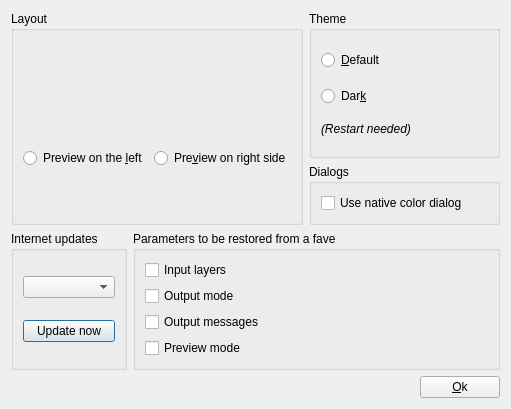
This is ui/dialogsettings.ui in c-koi/gmic-qt as Qt 5 draws it before an edit. The edited form follows.
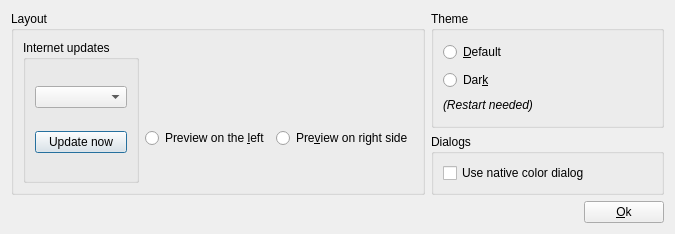
This is the edited form. Icons and pictures are not drawn. Custom widgets are drawn as their Qt base class.

Commit message: Make each filter input/output/preview/messages settings persistent

The edit to the form file:
```diff
--- a/ui/dialogsettings.ui
+++ b/ui/dialogsettings.ui
@@ -6,8 +6,8 @@
    <rect>
     <x>0</x>
     <y>0</y>
-    <width>511</width>
-    <height>409</height>
+    <width>675</width>
+    <height>234</height>
    </rect>
   </property>
   <property name="windowTitle">
@@ -22,6 +22,25 @@
         <string>Layout</string>
        </property>
        <layout class="QHBoxLayout" name="horizontalLayout_3">
+        <item>
+         <widget class="QGroupBox" name="groupBox">
+          <property name="title">
+           <string>Internet updates</string>
+          </property>
+          <layout class="QVBoxLayout" name="verticalLayout_2">
+           <item>
+            <widget class="QComboBox" name="cbUpdatePeriodicity"/>
+           </item>
+           <item>
+            <widget class="QPushButton" name="pbUpdate">
+             <property name="text">
+              <string>Update now</string>
+             </property>
+            </widget>
+           </item>
+          </layout>
+         </widget>
+        </item>
         <item>
          <layout class="QVBoxLayout" name="verticalLayout">
           <item>
@@ -143,66 +162,6 @@
      </item>
     </layout>
    </item>
-   <item>
-    <layout class="QHBoxLayout" name="horizontalLayout_4" stretch="0,1">
-     <item>
-      <widget class="QGroupBox" name="groupBox">
-       <property name="title">
-        <string>Internet updates</string>
-       </property>
-       <layout class="QVBoxLayout" name="verticalLayout_2">
-        <item>
-         <widget class="QComboBox" name="cbUpdatePeriodicity"/>
-        </item>
-        <item>
-         <widget class="QPushButton" name="pbUpdate">
-          <property name="text">
-           <string>Update now</string>
-          </property>
-         </widget>
-        </item>
-       </layout>
-      </widget>
-     </item>
-     <item>
-      <widget class="QGroupBox" name="groupBox_5">
-       <property name="title">
-        <string>Parameters to be restored from a fave</string>
-       </property>
-       <layout class="QVBoxLayout" name="verticalLayout_7">
-        <item>
-         <widget class="QCheckBox" name="cbInputLayers">
-          <property name="text">
-           <string>Input layers</string>
-          </property>
-         </widget>
-        </item>
-        <item>
-         <widget class="QCheckBox" name="cbOutputMode">
-          <property name="text">
-           <string>Output mode</string>
-          </property>
-         </widget>
-        </item>
-        <item>
-         <widget class="QCheckBox" name="cbOutputMessages">
-          <property name="text">
-           <string>Output messages</string>
-          </property>
-         </widget>
-        </item>
-        <item>
-         <widget class="QCheckBox" name="cbPreviewMode">
-          <property name="text">
-           <string>Preview mode</string>
-          </property>
-         </widget>
-        </item>
-       </layout>
-      </widget>
-     </item>
-    </layout>
-   </item>
    <item>
     <layout class="QHBoxLayout" name="horizontalLayout">
      <item>
```
The commit also changes 11 other files.
